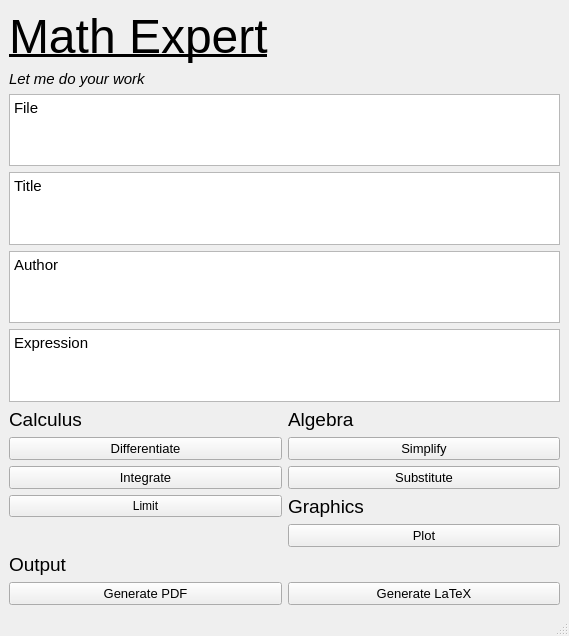
This is pyuic5/main.ui in salastro/math-expert as Qt 5 draws it before an edit. The edited form follows.
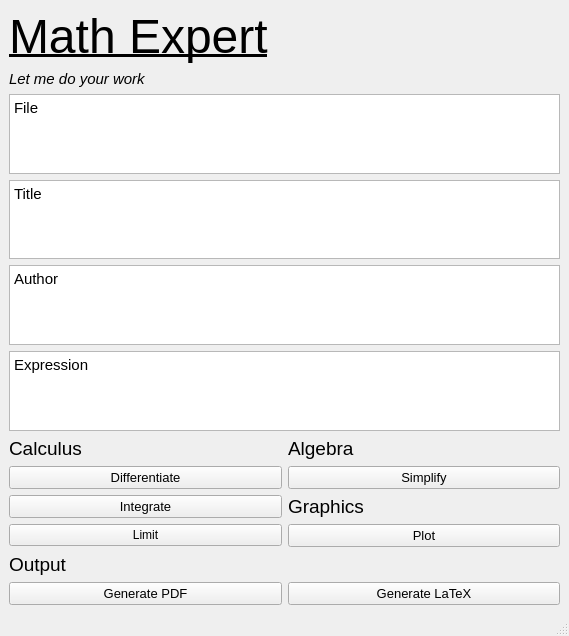
This is the edited form.

Commit message: UI: remove substitute button

Diff of the .ui file:
```diff
--- a/pyuic5/main.ui
+++ b/pyuic5/main.ui
@@ -15,6 +15,18 @@
   </property>
   <widget class="QWidget" name="centralwidget">
    <layout class="QGridLayout" name="gridLayout">
+    <item row="9" column="1">
+     <widget class="QLabel" name="label_5">
+      <property name="font">
+       <font>
+        <pointsize>14</pointsize>
+       </font>
+      </property>
+      <property name="text">
+       <string>Algebra</string>
+      </property>
+     </widget>
+    </item>
     <item row="4" column="0" colspan="2">
      <widget class="QPlainTextEdit" name="titleTxt">
       <property name="font">
@@ -27,19 +39,7 @@
       </property>
      </widget>
     </item>
-    <item row="8" column="1">
-     <widget class="QLabel" name="label_5">
-      <property name="font">
-       <font>
-        <pointsize>14</pointsize>
-       </font>
-      </property>
-      <property name="text">
-       <string>Algebra</string>
-      </property>
-     </widget>
-    </item>
-    <item row="18" column="0">
+    <item row="20" column="0">
      <widget class="QLabel" name="label_3">
       <property name="font">
        <font>
@@ -51,30 +51,21 @@
       </property>
      </widget>
     </item>
-    <item row="9" column="0">
+    <item row="10" column="0">
      <widget class="QPushButton" name="diffBt">
       <property name="font">
        <font>
         <pointsize>10</pointsize>
        </font>
       </property>
+      <property name="styleSheet">
+       <string notr="true"/>
+      </property>
       <property name="text">
        <string>Differentiate</string>
       </property>
      </widget>
     </item>
-    <item row="12" column="1">
-     <widget class="QPushButton" name="subBt">
-      <property name="font">
-       <font>
-        <pointsize>10</pointsize>
-       </font>
-      </property>
-      <property name="text">
-       <string>Substitute</string>
-      </property>
-     </widget>
-    </item>
     <item row="2" column="0" colspan="2">
      <widget class="QLabel" name="label_4">
       <property name="font">
@@ -88,7 +79,7 @@
       </property>
      </widget>
     </item>
-    <item row="9" column="1">
+    <item row="10" column="1">
      <widget class="QPushButton" name="simpBt">
       <property name="font">
        <font>
@@ -136,7 +127,7 @@
       </property>
      </widget>
     </item>
-    <item row="12" column="0">
+    <item row="13" column="0">
      <widget class="QPushButton" name="inteBt">
       <property name="font">
        <font>
@@ -148,6 +139,18 @@
       </property>
      </widget>
     </item>
+    <item row="13" column="1">
+     <widget class="QLabel" name="label_6">
+      <property name="font">
+       <font>
+        <pointsize>14</pointsize>
+       </font>
+      </property>
+      <property name="text">
+       <string>Graphics</string>
+      </property>
+     </widget>
+    </item>
     <item row="1" column="0">
      <widget class="QLabel" name="label">
       <property name="font">
@@ -161,31 +164,7 @@
       </property>
      </widget>
     </item>
-    <item row="8" column="0">
-     <widget class="QLabel" name="label_2">
-      <property name="font">
-       <font>
-        <pointsize>14</pointsize>
-       </font>
-      </property>
-      <property name="text">
-       <string>Calculus</string>
-      </property>
-     </widget>
-    </item>
-    <item row="19" column="0">
-     <widget class="QPushButton" name="genPdfBt">
-      <property name="font">
-       <font>
-        <pointsize>10</pointsize>
-       </font>
-      </property>
-      <property name="text">
-       <string>Generate PDF</string>
-      </property>
-     </widget>
-    </item>
-    <item row="19" column="1">
+    <item row="21" column="1">
      <widget class="QPushButton" name="genLatexBt">
       <property name="font">
        <font>
@@ -197,26 +176,38 @@
       </property>
      </widget>
     </item>
-    <item row="13" column="0">
+    <item row="21" column="0">
+     <widget class="QPushButton" name="genPdfBt">
+      <property name="font">
+       <font>
+        <pointsize>10</pointsize>
+       </font>
+      </property>
+      <property name="text">
+       <string>Generate PDF</string>
+      </property>
+     </widget>
+    </item>
+    <item row="15" column="0">
      <widget class="QPushButton" name="limBt">
       <property name="text">
        <string>Limit</string>
       </property>
      </widget>
     </item>
-    <item row="13" column="1">
-     <widget class="QLabel" name="label_6">
+    <item row="9" column="0">
+     <widget class="QLabel" name="label_2">
       <property name="font">
        <font>
         <pointsize>14</pointsize>
        </font>
       </property>
       <property name="text">
-       <string>Graphics</string>
+       <string>Calculus</string>
       </property>
      </widget>
     </item>
-    <item row="14" column="1">
+    <item row="15" column="1">
      <widget class="QPushButton" name="plotBt">
       <property name="font">
        <font>
```
The commit also changes 1 other file.
